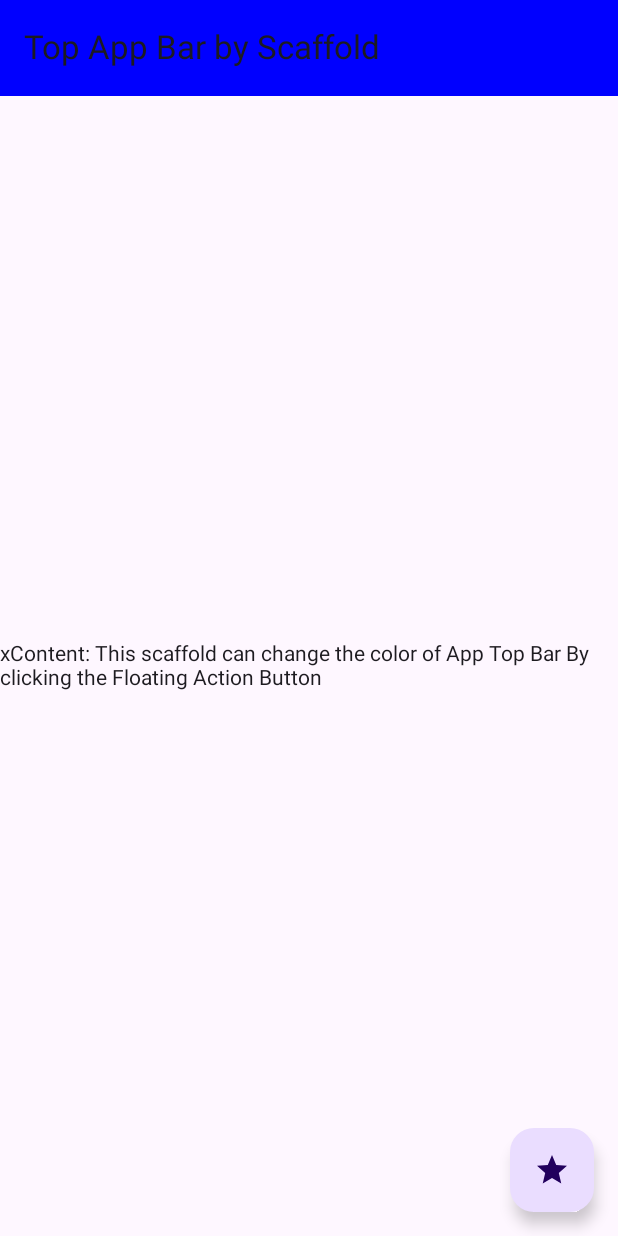
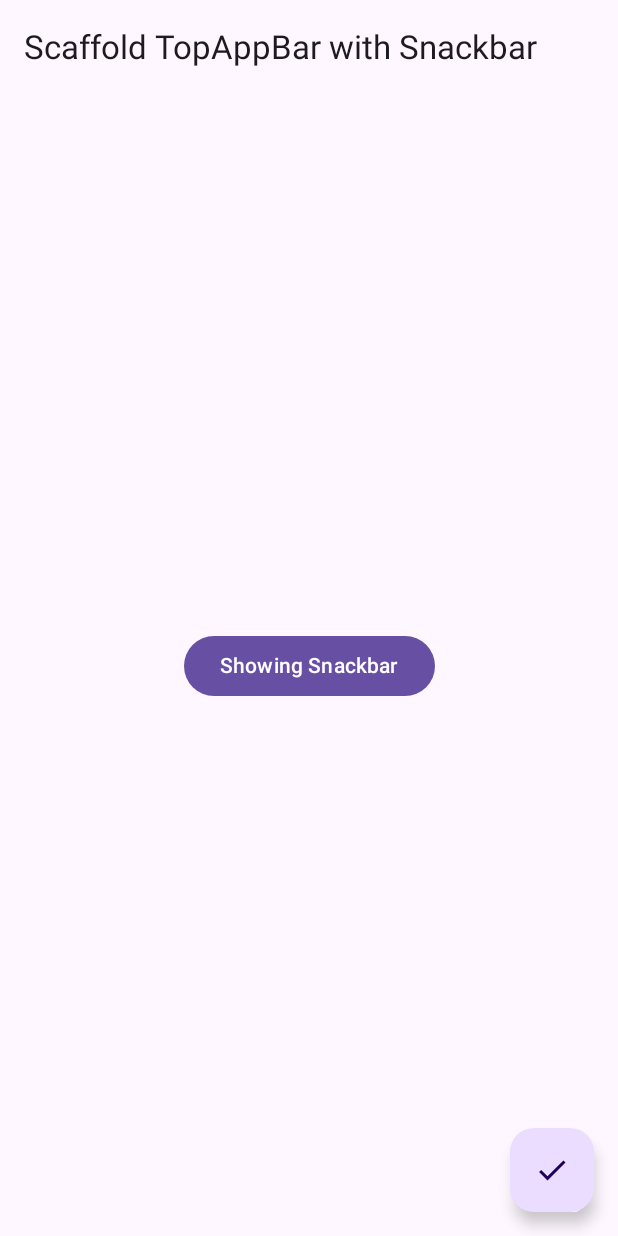
Before and after one commit to iRonSam007/ComposeTutoApp, an Android app built with Jetpack Compose: the screen it shows after launch (MainActivity), on a phone screen of 412 x 824 dp. Run offline under Robolectric (Android 15) with nearby library versions, the phone set to English and light mode, and no system bars; Roboto replaces fonts that are not available here.

Commit message:
feat: add scaffold with Snackbar

```diff
--- a/app/src/main/java/com/example/composetutoapp/MainActivity.kt
+++ b/app/src/main/java/com/example/composetutoapp/MainActivity.kt
@@ -22,6 +22,7 @@ import androidx.compose.foundation.layout.padding
 import androidx.compose.foundation.shape.RoundedCornerShape
 import androidx.compose.material.icons.Icons
 import androidx.compose.material.icons.filled.Add
+import androidx.compose.material.icons.filled.Done
 import androidx.compose.material.icons.filled.Refresh
 import androidx.compose.material.icons.filled.Star
 import androidx.compose.material3.Button
@@ -64,6 +65,7 @@ import androidx.compose.ui.tooling.preview.Preview
 import androidx.compose.ui.unit.dp
 import androidx.compose.ui.unit.sp
 import com.example.composetutoapp.ui.theme.ComposeTutoAppTheme
+import kotlinx.coroutines.launch
 import kotlin.random.Random
 
 class MainActivity : ComponentActivity() {
@@ -75,13 +77,107 @@ class MainActivity : ComponentActivity() {
             //imgCardExample()
             //StylingTextExample()
             //StateExample()
-            ScaffoldExample()
-
-
+            //ScaffoldExample()
+            ScaffoldSnackbarExample_2()
 
         }
     }
 }
+
+//7.2 - Example: Scaffold with a snackbar / coroutine
+@OptIn(ExperimentalMaterial3Api::class)
+@Composable
+fun ScaffoldSnackbarExample_2(){
+    val snackBarHostState = remember {SnackbarHostState()}
+    val coroutineScop = rememberCoroutineScope()
+
+    Scaffold(
+        topBar = {
+            TopAppBar(title = {Text("Scaffold TopAppBar with Snackbar")})
+        },
+        snackbarHost = { SnackbarHost(snackBarHostState) },
+        floatingActionButton = {
+            FloatingActionButton(onClick = {
+                coroutineScop.launch {
+                    snackBarHostState.showSnackbar(
+                        message = "This the snackbar we waiting",
+                        actionLabel = "Dismiss",
+                        duration = SnackbarDuration.Short
+                    )
+                }
+
+            }) {
+                Icon(Icons.Default.Done, contentDescription = "Show snackBar")
+            }
+        },
+        content = {
+                mPadding -> Box(
+            modifier = Modifier
+                .fillMaxSize()
+                .padding(mPadding),
+            contentAlignment = Alignment.Center
+        ) {
+            Button( onClick = {
+                coroutineScop.launch {
+                    snackBarHostState.showSnackbar(
+                        message = "This is the snackbar we waiting/Coroutine",
+                        actionLabel = "Dismiss",
+                        duration = SnackbarDuration.Short
+                    )
+                }
+            }) {
+                Text("Showing Snackbar")
+            }
+        }
+        }
+    )
+
+
+}
+
+//7.1 - Example: Scaffold with a snackbar / LauncherEffect
+@OptIn(ExperimentalMaterial3Api::class)
+@Composable
+fun ScaffoldSnackbarExample_1(){
+    val snackBarHostState = remember {SnackbarHostState()}
+    var showSnackBar by remember { mutableStateOf(false) }
+
+    Scaffold(
+        topBar = {
+            TopAppBar(title = {Text("Scaffold TopAppBar with Snackbar")})
+        },
+        snackbarHost = { SnackbarHost(snackBarHostState) },
+        floatingActionButton = {
+            FloatingActionButton(onClick = {showSnackBar = true}) {
+                Icon(Icons.Default.Done, contentDescription = "Show snackBar")
+            }
+        },
+        content = {
+            mPadding -> Box(
+                modifier = Modifier
+                    .fillMaxSize()
+                    .padding(mPadding),
+                contentAlignment = Alignment.Center
+            ) {
+               Button( onClick = { showSnackBar = true }) {
+                   Text("Showing snackbar")
+               }
+            }
+        }
+    )
+
+    if (showSnackBar){
+        LaunchedEffect(snackBarHostState) {
+            snackBarHostState.showSnackbar(
+                message = "This the snackbar we waiting",
+                actionLabel = "Dismiss",
+                duration = SnackbarDuration.Short
+            )
+            showSnackBar = false
+        }
+    }
+}
+
 
 //6 - Example: Scaffold :
 @OptIn(ExperimentalMaterial3Api::class)
```
